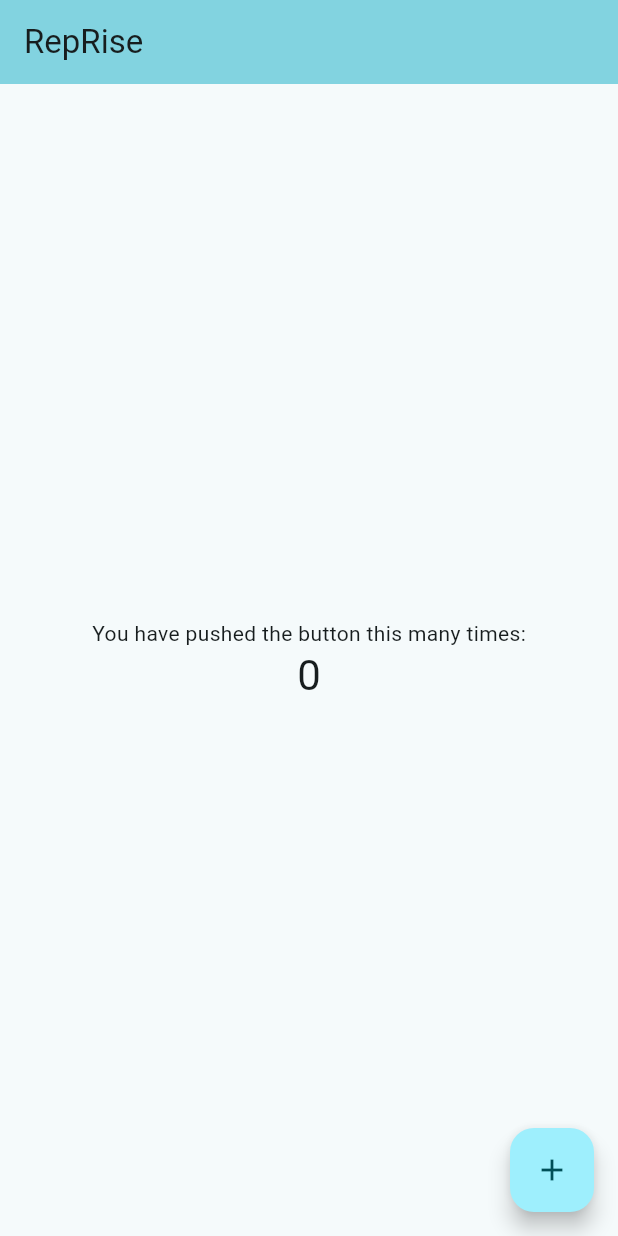
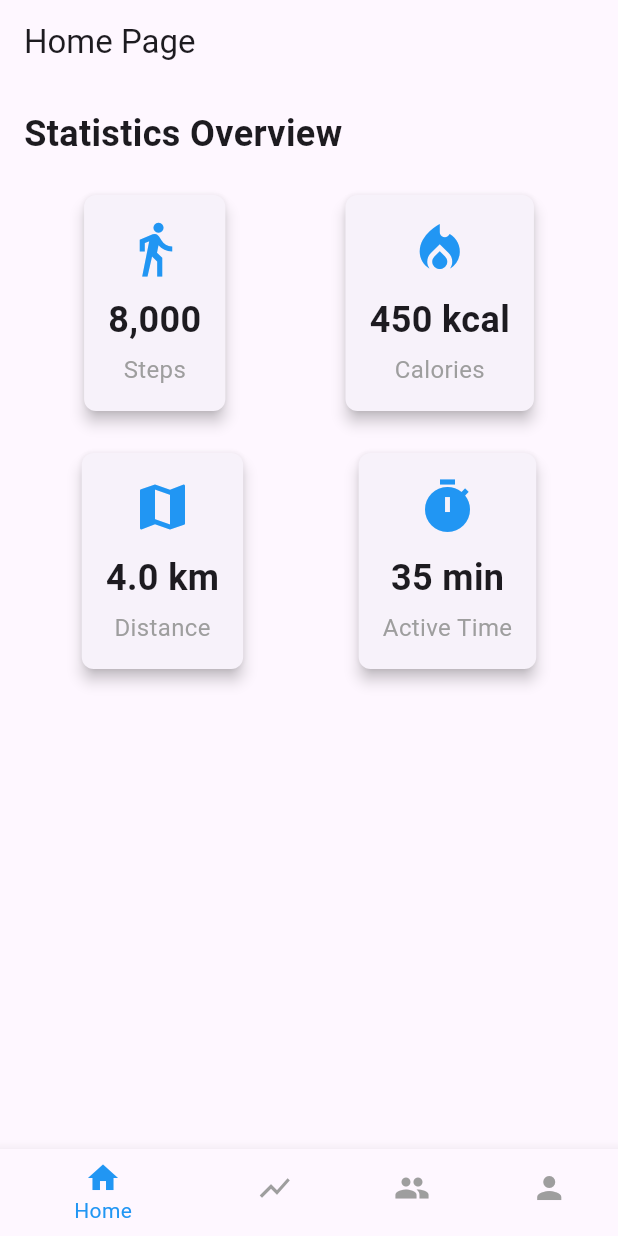
Before and after one commit to BoltrykA/RepRise, a Flutter app: the screen it shows after launch, on a phone screen of 412 x 824 dp. Run offline on Flutter 3.47's test engine with Material 3 defaults, Android fonts, the phone set to English and light mode, and no system bars.

Commit message:
mock navigation/screens

```diff
--- a/lib/main.dart
+++ b/lib/main.dart
@@ -1,100 +1,70 @@
 import 'package:flutter/material.dart';
+import 'screens/home_screen.dart';
+import 'screens/gym_progress_screen.dart';
+import 'screens/friends_screen.dart';
+import 'screens/profile_screen.dart';
 
-void main() {
-  runApp(const MyApp());
+class HomePage extends StatefulWidget {
+  @override
+  _HomePageState createState() => _HomePageState();
 }
 
-class MyApp extends StatelessWidget {
-  const MyApp({super.key});
+class _HomePageState extends State<HomePage> {
+  int _selectedIndex = 0;
 
-  // This widget is the root of your application.
-  @override
-  Widget build(BuildContext context) {
-    return MaterialApp(
-      title: 'RepRise',
-      theme: ThemeData(
-        // This is the theme of your application.
-        //
-        // Notice that the counter didn't reset back to zero; the application
-        // state is not lost during the reload. To reset the state, use hot
-        // restart instead.
-        //
-        // This works for code too, not just values: Most code changes can be
-        // tested with just a hot reload.
-        colorScheme: ColorScheme.fromSeed(seedColor: Colors.white24),
-        useMaterial3: true,
-      ),
-      home: const MyHomePage(title: 'RepRise'),
-    );
-  }
-}
+  static const List<Widget> _pages = <Widget>[
+    HomeScreen(),
+    GymProgressScreen(),
+    FriendsScreen(),
+    ProfileScreen(),
+  ];
 
-class MyHomePage extends StatefulWidget {
-  const MyHomePage({super.key, required this.title});
-  final String title;
-
-  @override
-  State<MyHomePage> createState() => _MyHomePageState();
-}
-
-class _MyHomePageState extends State<MyHomePage> {
-  int _counter = 0;
-
-  void _incrementCounter() {
+  void _onItemTapped(int index) {
     setState(() {
-      _counter++;
+      _selectedIndex = index;
     });
   }
 
   @override
   Widget build(BuildContext context) {
-    // The Flutter framework has been optimized to make rerunning build methods
-    // fast, so that you can just rebuild anything that needs updating rather
-    // than having to individually change instances of widgets.
     return Scaffold(
       appBar: AppBar(
-        // TRY THIS: Try changing the color here to a specific color (to
-        // Colors.amber, perhaps?) and trigger a hot reload to see the AppBar
-        // change color while the other colors stay the same.
-        backgroundColor: Theme.of(context).colorScheme.inversePrimary,
-        // Here we take the value from the MyHomePage object that was created by
-        // the App.build method, and use it to set our appbar title.
-        title: Text(widget.title),
+        title: Text('Home Page'),
       ),
       body: Center(
-        // Center is a layout widget. It takes a single child and positions it
-        // in the middle of the parent.
-        child: Column(
-          // Column is also a layout widget. It takes a list of children and
-          // arranges them vertically. By default, it sizes itself to fit its
-          // children horizontally, and tries to be as tall as its parent.
-          //
-          // Column has various properties to control how it sizes itself and
-          // how it positions its children. Here we use mainAxisAlignment to
-          // center the children vertically; the main axis here is the vertical
-          // axis because Columns are vertical (the cross axis would be
-          // horizontal).
-          //
-          // TRY THIS: Invoke "debug painting" (choose the "Toggle Debug Paint"
-          // action in the IDE, or press "p" in the console), to see the
-          // wireframe for each widget.
-          mainAxisAlignment: MainAxisAlignment.center,
-          children: <Widget>[
-            const Text(
-              'You have pushed the button this many times:',
-            ),
-            Text(
-              '$_counter',
-              style: Theme.of(context).textTheme.headlineMedium,
-            ),
-          ],
-        ),
+        child: _pages.elementAt(_selectedIndex),
       ),
-      floatingActionButton: FloatingActionButton(
-        onPressed: _incrementCounter,
-        tooltip: 'Increment',
-        child: const Icon(Icons.add),
-      ), // This trailing comma makes auto-formatting nicer for build methods.
+      bottomNavigationBar: BottomNavigationBar(
+        items: const <BottomNavigationBarItem>[
+          BottomNavigationBarItem(
+            icon: Icon(Icons.home),
+            label: 'Home',
+          ),
+          BottomNavigationBarItem(
+            icon: Icon(Icons.show_chart),
+            label: 'Gym Progress',
+          ),
+          BottomNavigationBarItem(
+            icon: Icon(Icons.people),
+            label: 'Friends',
+          ),
+          BottomNavigationBarItem(
+            icon: Icon(Icons.person),
+            label: 'Profile',
+          ),
+        ],
+        currentIndex: _selectedIndex,
+        selectedItemColor: Colors.blue,
+        unselectedItemColor: Colors.grey,
+        onTap: _onItemTapped,
+      ),
     );
   }
 }
+
+void main() {
+  runApp(MaterialApp(
+    debugShowCheckedModeBanner: false,
+    home: HomePage(),
+  ));
+}
--- /dev/null
+++ b/lib/screens/home_screen.dart
@@ -0,0 +1,103 @@
+import 'package:flutter/material.dart';
+
+class HomeScreen extends StatelessWidget {
+  const HomeScreen({super.key});
+
+  @override
+  Widget build(BuildContext context) {
+    return Padding(
+      padding: const EdgeInsets.all(16.0),
+      child: Column(
+        crossAxisAlignment: CrossAxisAlignment.start,
+        children: <Widget>[
+          Text(
+            'Statistics Overview',
+            style: TextStyle(
+              fontSize: 24,
+              fontWeight: FontWeight.bold,
+            ),
+          ),
+          SizedBox(height: 20),
+          Row(
+            mainAxisAlignment: MainAxisAlignment.spaceAround,
+            children: <Widget>[
+              StatCard(
+                title: 'Steps',
+                value: '8,000',
+                icon: Icons.directions_walk,
+              ),
+              StatCard(
+                title: 'Calories',
+                value: '450 kcal',
+                icon: Icons.local_fire_department,
+              ),
+            ],
+          ),
+          SizedBox(height: 20),
+          Row(
+            mainAxisAlignment: MainAxisAlignment.spaceAround,
+            children: <Widget>[
+              StatCard(
+                title: 'Distance',
+                value: '4.0 km',
+                icon: Icons.map,
+              ),
+              StatCard(
+                title: 'Active Time',
+                value: '35 min',
+                icon: Icons.timer,
+              ),
+            ],
+          ),
+        ],
+      ),
+    );
+  }
+}
+
+class StatCard extends StatelessWidget {
+  final String title;
+  final String value;
+  final IconData icon;
+
+  const StatCard({Key? key, required this.title, required this.value, required this.icon}) : super(key: key);
+
+  @override
+  Widget build(BuildContext context) {
+    return Card(
+      elevation: 4,
+      shape: RoundedRectangleBorder(
+        borderRadius: BorderRadius.circular(8),
+      ),
+      child: Padding(
+        padding: const EdgeInsets.all(16.0),
+        child: Column(
+          mainAxisSize: MainAxisSize.min,
+          children: <Widget>[
+            Icon(
+              icon,
+              size: 40,
+              color: Colors.blue,
+            ),
+            SizedBox(height: 10),
+            Text(
+              value,
+              style: TextStyle(
+                fontSize: 24,
+                fontWeight: FontWeight.bold,
+              ),
+            ),
+            SizedBox(height: 5),
+            Text(
+              title,
+              style: TextStyle(
+                fontSize: 16,
+                color: Colors.grey,
+              ),
+            ),
+          ],
+        ),
+      ),
+    );
+  }
+}
```
Also changed, not shown: lib/screens/friends_screen.dart (added, +49 -0 lines), lib/screens/gym_progress_screen.dart (added, +43 -0 lines), lib/screens/profile_screen.dart (added, +39 -0 lines).
